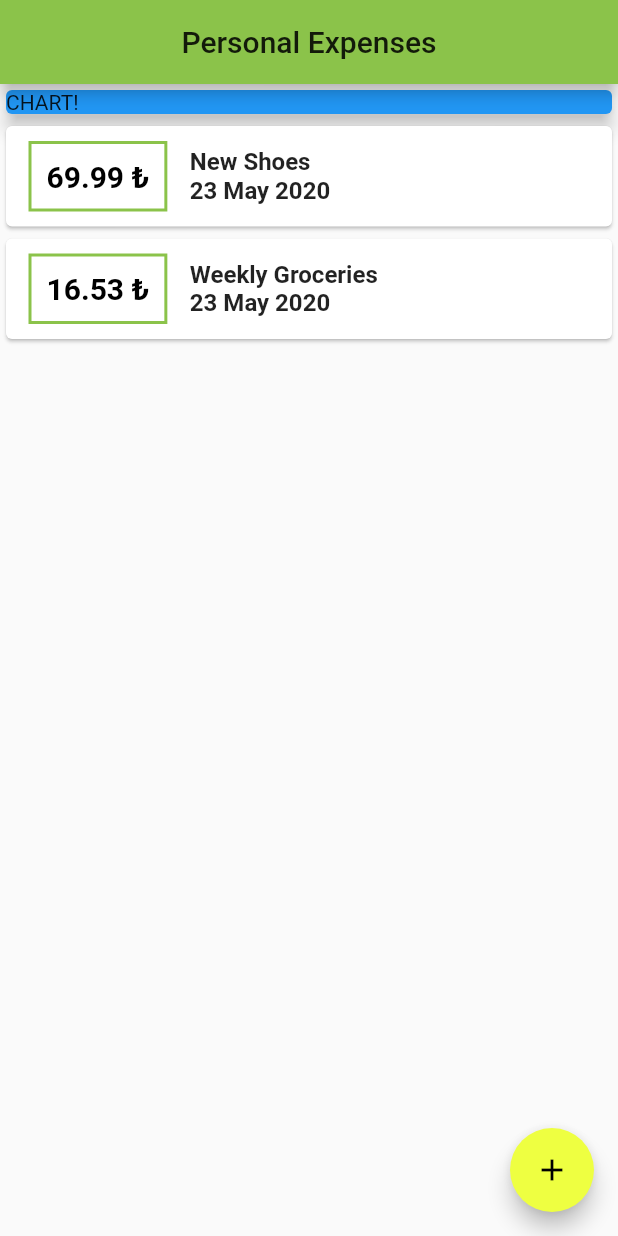
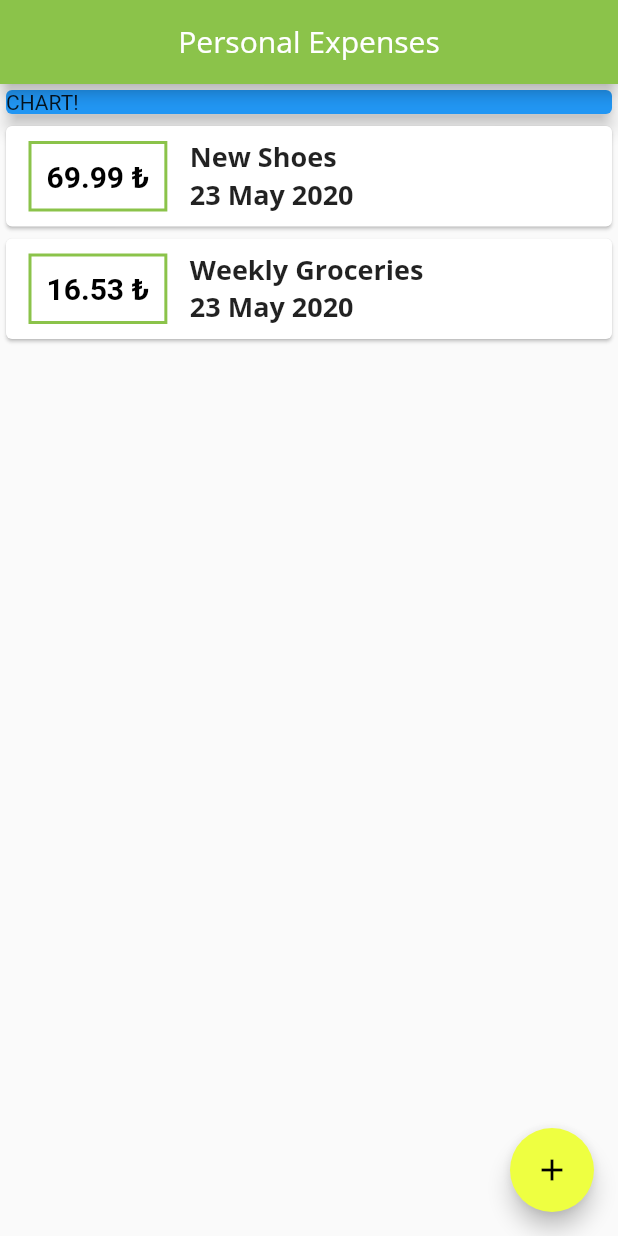
Before and after one commit to cafererensimsek/personal_expenses, a Flutter app: the screen it shows after launch, on a phone screen of 412 x 824 dp. Run offline on Flutter 3.47's test engine with Material 2 defaults, Android fonts, the phone set to English and light mode, and no system bars.

Commit message:
23.05.2020

```diff
--- a/lib/main.dart
+++ b/lib/main.dart
@@ -14,6 +14,22 @@ class MyApp extends StatelessWidget {
       theme: ThemeData(
         primarySwatch: Colors.lightGreen,
         accentColor: Colors.limeAccent,
+        fontFamily: 'Quicksand',
+        textTheme: ThemeData.light().textTheme.copyWith(
+              headline6: TextStyle(
+                fontFamily: 'OpenSans',
+                fontWeight: FontWeight.bold,
+                fontSize: 18,
+              ),
+            ),
+        appBarTheme: AppBarTheme(
+          textTheme: ThemeData.light().textTheme.copyWith(
+                headline6: TextStyle(
+                  fontFamily: 'OpenSans',
+                  fontSize: 20,
+                ),
+              ),
+        ),
       ),
       home: MyHomePage(),
     );
--- a/lib/widgets/new_transactions.dart
+++ b/lib/widgets/new_transactions.dart
@@ -11,7 +11,6 @@ class NewTransaction extends StatefulWidget {
 
 class _NewTransactionState extends State<NewTransaction> {
   final titleController = TextEditingController();
-
   final amountController = TextEditingController();
 
   void submitData() {
--- a/lib/widgets/transaction_list.dart
+++ b/lib/widgets/transaction_list.dart
@@ -36,14 +36,15 @@ class TransactionList extends StatelessWidget {
                 Column(
                   crossAxisAlignment: CrossAxisAlignment.start,
                   children: [
-                    Text(transactions[index].title,
-                        style: TextStyle(
-                            fontSize: 16, fontWeight: FontWeight.bold)),
                     Text(
-                        DateFormat('dd MMM yyyy')
-                            .format(transactions[index].date),
-                        style: TextStyle(
-                            fontSize: 16, fontWeight: FontWeight.bold)),
+                      transactions[index].title,
+                      style: Theme.of(context).textTheme.headline6,
+                    ),
+                    Text(
+                      DateFormat('dd MMM yyyy')
+                          .format(transactions[index].date),
+                      style: Theme.of(context).textTheme.headline6,
+                    ),
                   ],
                 )
               ],
```
Also changed, not shown: pubspec.yaml (+12 -12 lines), assets/fonts/OpenSans-Bold.ttf (added), assets/fonts/OpenSans-Regular.ttf (added), assets/fonts/Quicksand-Bold.ttf (added), assets/fonts/Quicksand-Light.ttf (added), assets/fonts/Quicksand-Medium.ttf (added), assets/fonts/Quicksand-Regular.ttf (added).
